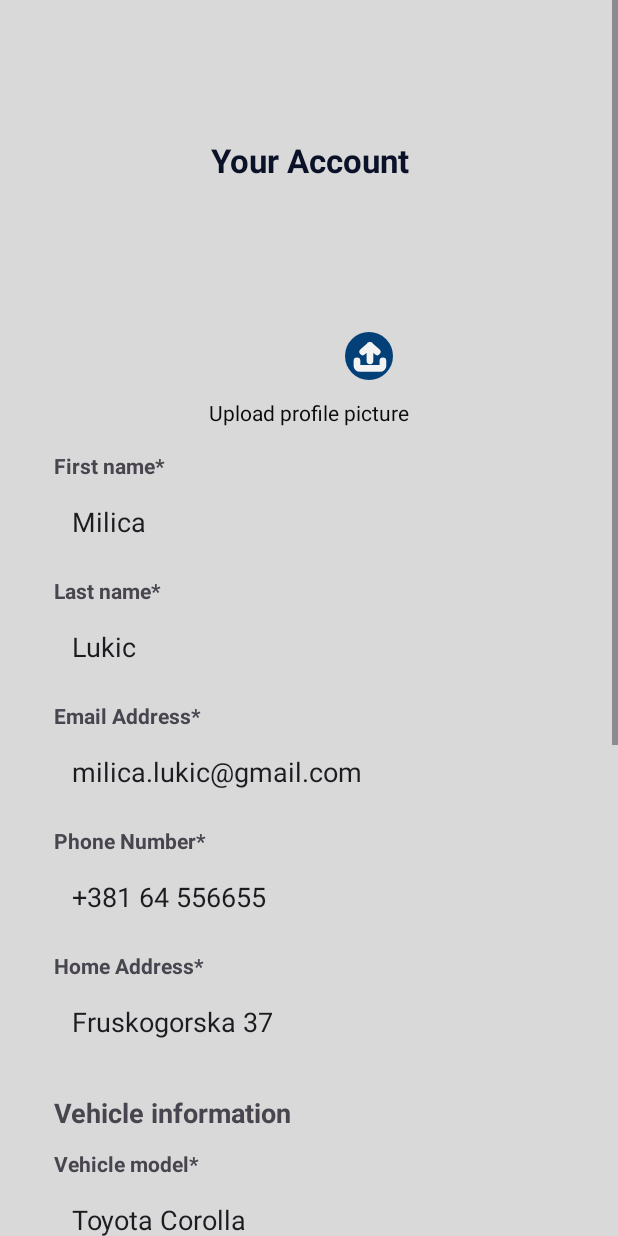
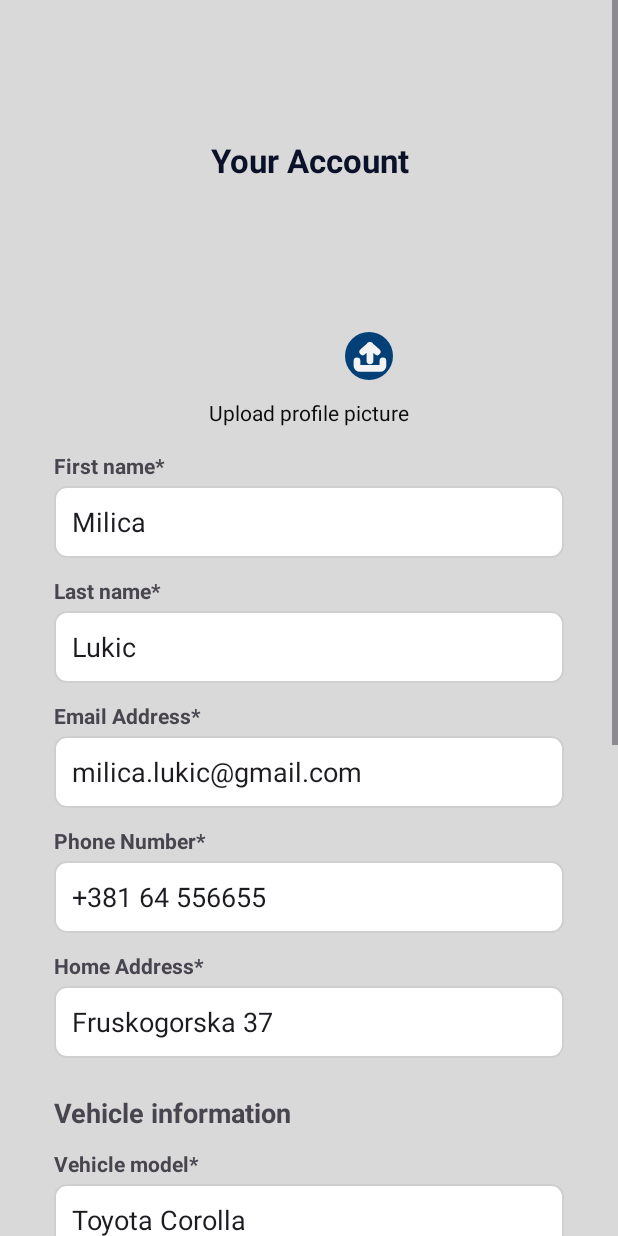
Before and after one commit to kzi-nastava/mrs-team13-Nuvola, an Android app: the ProfileActivity screen opened directly, with no data from a screen before it, on a phone screen of 412 x 824 dp. Run offline under Robolectric (Android 15) with nearby library versions, the phone set to English and light mode, and no system bars.

Commit message:
Add xml file for input

```diff
--- a/android/app/src/main/res/drawable/bg_input.xml
+++ b/android/app/src/main/res/drawable/bg_input.xml
@@ -1,4 +1,8 @@
 <?xml version="1.0" encoding="utf-8"?>
 <shape xmlns:android="http://schemas.android.com/apk/res/android">
-
+    <solid android:color="@android:color/white" />
+    <corners android:radius="8dp" />
+    <stroke
+        android:width="1dp"
+        android:color="@color/input_border" />
 </shape>
```
